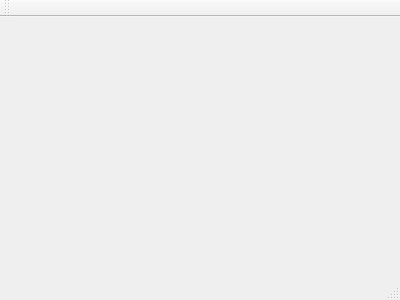
Before: the Qt Designer form grader_improved/mainwindow.ui in shubhamshuklaer/autog, drawn with Qt 5.
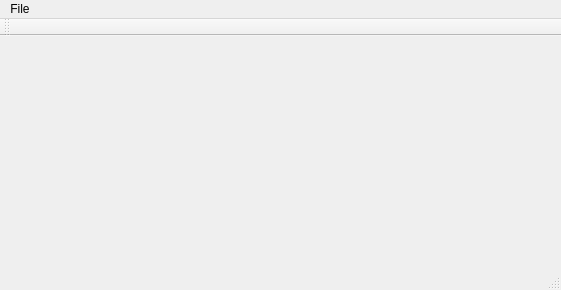
After: the same form once the commit is applied.

The edit to the form file:
```diff
--- a/grader_improved/mainwindow.ui
+++ b/grader_improved/mainwindow.ui
@@ -1,24 +1,51 @@
 <ui version="4.0">
  <class>MainWindow</class>
- <widget class="QMainWindow" name="MainWindow" >
-  <property name="geometry" >
+ <widget class="QMainWindow" name="MainWindow">
+  <property name="geometry">
    <rect>
     <x>0</x>
     <y>0</y>
-    <width>400</width>
-    <height>300</height>
+    <width>561</width>
+    <height>290</height>
    </rect>
   </property>
   <property name="windowTitle" >
    <string>MainWindow</string>
   </property>
-  <widget class="QMenuBar" name="menuBar" />
-  <widget class="QToolBar" name="mainToolBar" />
-  <widget class="QWidget" name="centralWidget" />
-  <widget class="QStatusBar" name="statusBar" />
+  <widget class="QWidget" name="centralWidget"/>
+  <widget class="QMenuBar" name="menuBar">
+   <property name="geometry">
+    <rect>
+     <x>0</x>
+     <y>0</y>
+     <width>561</width>
+     <height>25</height>
+    </rect>
+   </property>
+   <widget class="QMenu" name="menuFile">
+    <property name="title">
+     <string>File</string>
+    </property>
+    <addaction name="config"/>
+   </widget>
+   <addaction name="menuFile"/>
+  </widget>
+  <widget class="QToolBar" name="mainToolBar">
+   <attribute name="toolBarArea">
+    <enum>TopToolBarArea</enum>
+   </attribute>
+   <attribute name="toolBarBreak">
+    <bool>false</bool>
+   </attribute>
+  </widget>
+  <widget class="QStatusBar" name="statusBar"/>
+  <action name="config">
+   <property name="text">
+    <string>Configurations</string>
+   </property>
+  </action>
  </widget>
- <layoutDefault spacing="6" margin="11" />
- <pixmapfunction></pixmapfunction>
+ <layoutdefault spacing="6" margin="11"/>
  <resources/>
  <connections/>
 </ui>
```
Left out of the diff: 5 changed lines with no effect on the pictures.
